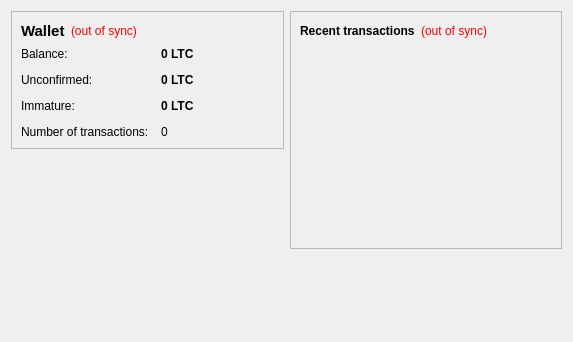
Old version of the form src/qt/forms/overviewpage.ui in the repository tetcoin-legacy/czarcoin.
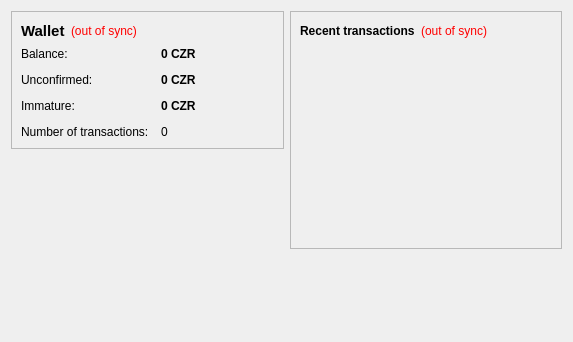
New version of the form.

Diff of the .ui file:
```diff
--- a/src/qt/forms/overviewpage.ui
+++ b/src/qt/forms/overviewpage.ui
@@ -105,7 +105,7 @@
              <string>Your current balance</string>
             </property>
             <property name="text">
-             <string notr="true">0 LTC</string>
+             <string notr="true">0 CZR</string>
             </property>
             <property name="textInteractionFlags">
              <set>Qt::LinksAccessibleByMouse|Qt::TextSelectableByKeyboard|Qt::TextSelectableByMouse</set>
@@ -134,7 +134,7 @@
              <string>Total of transactions that have yet to be confirmed, and do not yet count toward the current balance</string>
             </property>
             <property name="text">
-             <string notr="true">0 LTC</string>
+             <string notr="true">0 CZR</string>
             </property>
             <property name="textInteractionFlags">
              <set>Qt::LinksAccessibleByMouse|Qt::TextSelectableByKeyboard|Qt::TextSelectableByMouse</set>
@@ -177,7 +177,7 @@
              <string>Mined balance that has not yet matured</string>
             </property>
             <property name="text">
-             <string notr="true">0 LTC</string>
+             <string notr="true">0 CZR</string>
             </property>
             <property name="textInteractionFlags">
              <set>Qt::LinksAccessibleByMouse|Qt::TextSelectableByKeyboard|Qt::TextSelectableByMouse</set>
```
Left out of the diff: 4 changed lines with no effect on the pictures.
